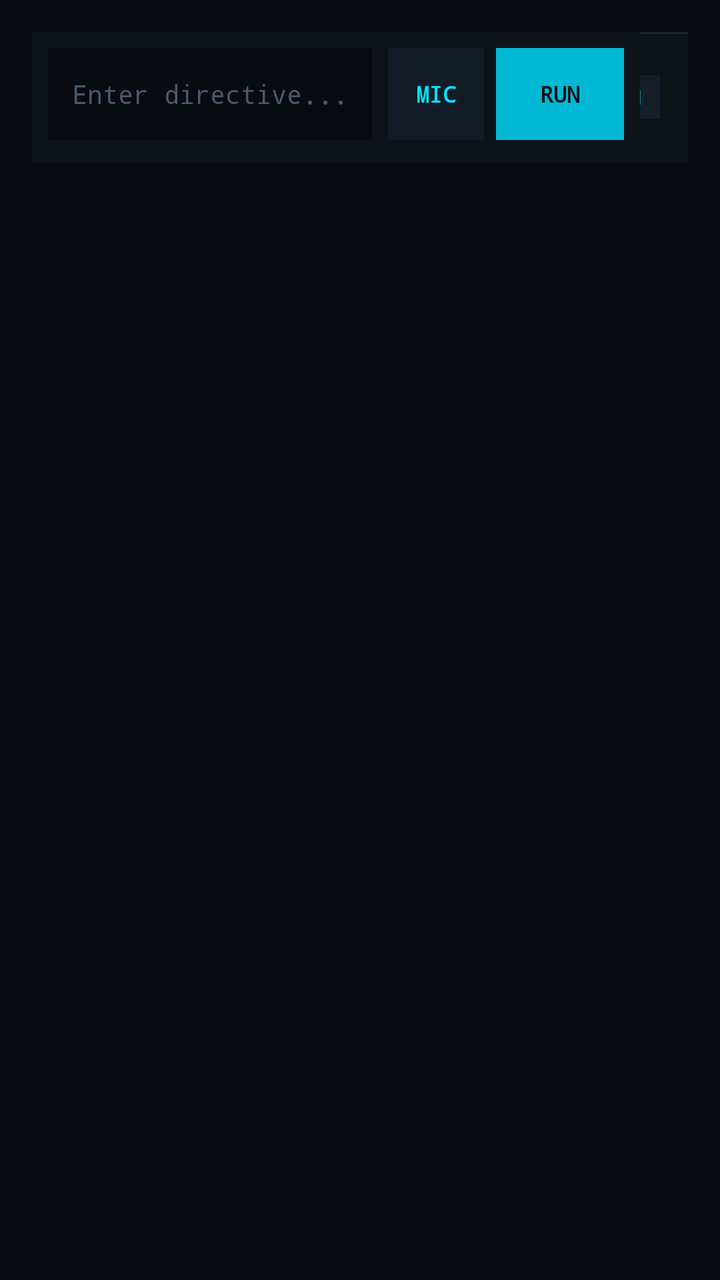
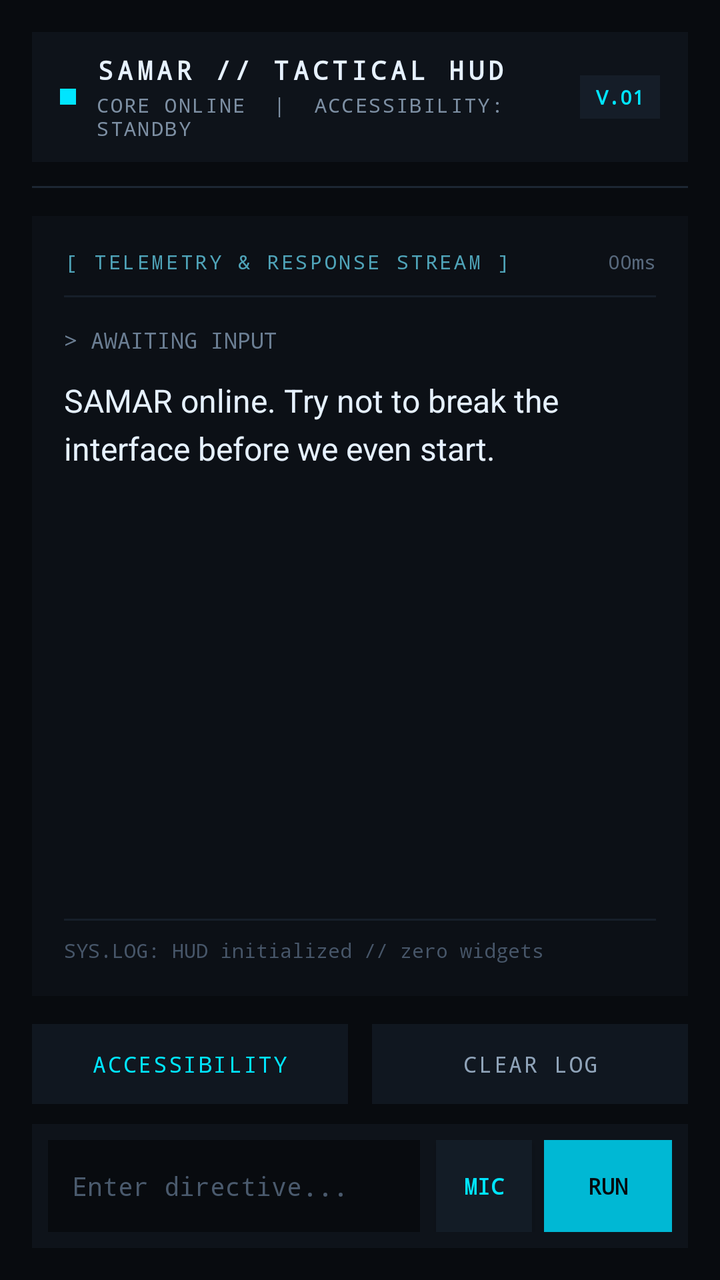

Before-and-after screenshots of an Android layout around one commit, followed by the original layout XML and the change that was made.
<!-- AndroidManifest.xml: application theme Theme.AppCompat.DayNight.NoActionBar -->
<!-- res/layout/activity_main.xml -->
<?xml version="1.0" encoding="utf-8"?>
<androidx.constraintlayout.widget.ConstraintLayout
    xmlns:android="http://schemas.android.com/apk/res/android"
    xmlns:app="http://schemas.android.com/apk/res/android-auto-compat"
    xmlns:tools="http://schemas.android.com/tools"
    android:id="@+id/hudRoot"
    android:layout_width="match_parent"
    android:layout_height="match_parent"
    android:background="#080B0F"
    android:padding="16dp"
    tools:context=".MainActivity">

    
    <LinearLayout
        android:id="@+id/topTelemetryBar"
        android:layout_width="0dp"
        android:layout_height="wrap_content"
        android:background="#0E131A"
        android:gravity="center_vertical"
        android:orientation="horizontal"
        android:paddingHorizontal="14dp"
        android:paddingVertical="10dp"
        app:layout_constraintEnd_toEndOf="parent"
        app:layout_constraintStart_toStartOf="parent"
        app:layout_constraintTop_toTopOf="parent">

        <View
            android:id="@+id/statusPulseDot"
            android:layout_width="8dp"
            android:layout_height="8dp"
            android:layout_marginEnd="10dp"
            android:background="#00E5FF" />

        <LinearLayout
            android:layout_width="0dp"
            android:layout_height="wrap_content"
            android:layout_weight="1"
            android:orientation="vertical">

            <TextView
                android:id="@+id/hudTitleText"
                android:layout_width="wrap_content"
                android:layout_height="wrap_content"
                android:fontFamily="monospace"
                android:letterSpacing="0.16"
                android:text="SAMAR // TACTICAL HUD"
                android:textColor="#E6F1FF"
                android:textSize="13sp"
                android:textStyle="bold" />

            <TextView
                android:id="@+id/hudSubStatusText"
                android:layout_width="wrap_content"
                android:layout_height="wrap_content"
                android:layout_marginTop="2dp"
                android:fontFamily="monospace"
                android:letterSpacing="0.08"
                android:text="CORE ONLINE  |  ACCESSIBILITY: STANDBY"
                android:textColor="#7D8FA3"
                android:textSize="10sp" />
        </LinearLayout>

        <TextView
            android:id="@+id/hudModeTag"
            android:layout_width="wrap_content"
            android:layout_height="wrap_content"
            android:background="#151D28"
            android:fontFamily="monospace"
            android:paddingHorizontal="8dp"
            android:paddingVertical="4dp"
            android:text="V.01"
            android:textColor="#00E5FF"
            android:textSize="10sp"
            android:textStyle="bold" />
    </LinearLayout>

    
    <View
        android:id="@+id/topDivider"
        android:layout_width="0dp"
        android:layout_height="1dp"
        android:layout_marginTop="12dp"
        android:background="#1D2733"
        app:layout_constraintEnd_toEndOf="parent"
        app:layout_constraintStart_toStartOf="parent"
        app:layout_constraintTop_toBottomOf="@id/topTelemetryBar" />

    
    <LinearLayout
        android:id="@+id/hudMonitorPanel"
        android:layout_width="0dp"
        android:layout_height="0dp"
        android:layout_marginVertical="14dp"
        android:background="#0C1016"
        android:orientation="vertical"
        android:padding="16dp"
        app:layout_constraintBottom_toTopOf="@id/quickActionStrip"
        app:layout_constraintEnd_toEndOf="parent"
        app:layout_constraintStart_toStartOf="parent"
        app:layout_constraintTop_toBottomOf="@id/topDivider">

        
        <LinearLayout
            android:layout_width="match_parent"
            android:layout_height="wrap_content"
            android:gravity="center_vertical"
            android:orientation="horizontal">

            <TextView
                android:layout_width="0dp"
                android:layout_height="wrap_content"
                android:layout_weight="1"
                android:fontFamily="monospace"
                android:letterSpacing="0.12"
                android:text="[ TELEMETRY &amp; RESPONSE STREAM ]"
                android:textColor="#4FA3B8"
                android:textSize="10sp" />

            <TextView
                android:id="@+id/hudLatencyText"
                android:layout_width="wrap_content"
                android:layout_height="wrap_content"
                android:fontFamily="monospace"
                android:text="00ms"
                android:textColor="#58697D"
                android:textSize="10sp" />
        </LinearLayout>

        <View
            android:layout_width="match_parent"
            android:layout_height="1dp"
            android:layout_marginTop="10dp"
            android:layout_marginBottom="14dp"
            android:background="#161F2A" />

        
        <ScrollView
            android:id="@+id/hudScrollView"
            android:layout_width="match_parent"
            android:layout_height="0dp"
            android:layout_weight="1"
            android:overScrollMode="never"
            android:scrollbars="none">

            <LinearLayout
                android:layout_width="match_parent"
                android:layout_height="wrap_content"
                android:orientation="vertical">

                <TextView
                    android:id="@+id/hudLastCommandText"
                    android:layout_width="match_parent"
                    android:layout_height="wrap_content"
                    android:fontFamily="monospace"
                    android:text="> AWAITING INPUT"
                    android:textColor="#6B7E93"
                    android:textSize="11sp" />

                <TextView
                    android:id="@+id/hudResponseText"
                    android:layout_width="match_parent"
                    android:layout_height="wrap_content"
                    android:layout_marginTop="12dp"
                    android:fontFamily="sans-serif"
                    android:lineSpacingExtra="5dp"
                    android:text="SAMAR online. Try not to break the interface before we even start."
                    android:textColor="#E6F1FF"
                    android:textSize="16sp" />
            </LinearLayout>
        </ScrollView>

        
        <View
            android:layout_width="match_parent"
            android:layout_height="1dp"
            android:layout_marginTop="10dp"
            android:layout_marginBottom="8dp"
            android:background="#161F2A" />

        <TextView
            android:id="@+id/hudActionLogText"
            android:layout_width="match_parent"
            android:layout_height="wrap_content"
            android:ellipsize="end"
            android:fontFamily="monospace"
            android:maxLines="1"
            android:text="SYS.LOG: HUD initialized // zero widgets"
            android:textColor="#475669"
            android:textSize="10sp" />
    </LinearLayout>

    
    <LinearLayout
        android:id="@+id/quickActionStrip"
        android:layout_width="0dp"
        android:layout_height="wrap_content"
        android:layout_marginBottom="10dp"
        android:gravity="center_vertical"
        android:orientation="horizontal"
        app:layout_constraintBottom_toTopOf="@id/commandDeck"
        app:layout_constraintEnd_toEndOf="parent"
        app:layout_constraintStart_toStartOf="parent">

        <Button
            android:id="@+id/btnAccessibility"
            android:layout_width="0dp"
            android:layout_height="40dp"
            android:layout_marginEnd="6dp"
            android:layout_weight="1"
            android:background="#101720"
            android:fontFamily="monospace"
            android:letterSpacing="0.08"
            android:text="ACCESSIBILITY"
            android:textAllCaps="true"
            android:textColor="#00E5FF"
            android:textSize="11sp" />

        <Button
            android:id="@+id/btnClearHud"
            android:layout_width="0dp"
            android:layout_height="40dp"
            android:layout_marginStart="6dp"
            android:layout_weight="1"
            android:background="#101720"
            android:fontFamily="monospace"
            android:letterSpacing="0.08"
            android:text="CLEAR LOG"
            android:textAllCaps="true"
            android:textColor="#8FA3B8"
            android:textSize="11sp" />
    </LinearLayout>

    
    <LinearLayout
        android:id="@+id/commandDeck"
        android:layout_width="0dp"
        android:layout_height="wrap_content"
        android:background="#0E131A"
        android:gravity="center_vertical"
        android:orientation="horizontal"
        android:padding="8dp"
        app:layout_constraintBottom_toBottomOf="parent"
        app:layout_constraintEnd_toEndOf="parent"
        app:layout_constraintStart_toStartOf="parent">

        <EditText
            android:id="@+id/hudCommandInput"
            android:layout_width="0dp"
            android:layout_height="46dp"
            android:layout_marginEnd="8dp"
            android:layout_weight="1"
            android:background="#080B0F"
            android:fontFamily="monospace"
            android:hint="Enter directive..."
            android:imeOptions="actionSend"
            android:inputType="textCapSentences"
            android:paddingHorizontal="12dp"
            android:singleLine="true"
            android:textColor="#E6F1FF"
            android:textColorHint="#4A5A6D"
            android:textSize="13sp" />

        <Button
            android:id="@+id/btnMicTrigger"
            android:layout_width="48dp"
            android:layout_height="46dp"
            android:layout_marginEnd="6dp"
            android:background="#131C26"
            android:fontFamily="monospace"
            android:padding="0dp"
            android:text="MIC"
            android:textColor="#00E5FF"
            android:textSize="11sp"
            android:textStyle="bold" />

        <Button
            android:id="@+id/btnSendCommand"
            android:layout_width="64dp"
            android:layout_height="46dp"
            android:background="#00B8D4"
            android:fontFamily="monospace"
            android:padding="0dp"
            android:text="RUN"
            android:textColor="#06090D"
            android:textSize="11sp"
            android:textStyle="bold" />
    </LinearLayout>

</androidx.constraintlayout.widget.ConstraintLayout>
<!-- resources referenced by this layout -->
<resources>

</resources>

<!-- the commit's change to res/layout/activity_main.xml (unified diff, before → after) -->
@@ -1,7 +1,7 @@
 <?xml version="1.0" encoding="utf-8"?>
 <androidx.constraintlayout.widget.ConstraintLayout
     xmlns:android="http://schemas.android.com/apk/res/android"
-    xmlns:app="http://schemas.android.com/apk/res/android-auto-compat"
+    xmlns:app="http://schemas.android.com/apk/res-auto"
     xmlns:tools="http://schemas.android.com/tools"
     android:id="@+id/hudRoot"
     android:layout_width="match_parent"
